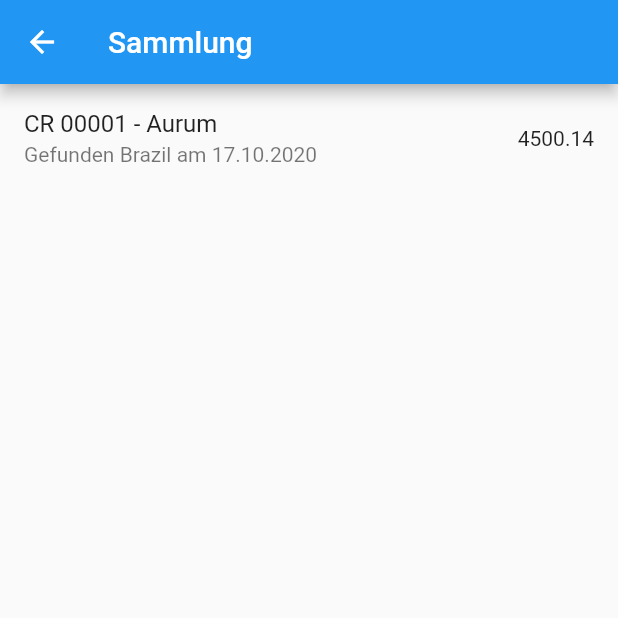
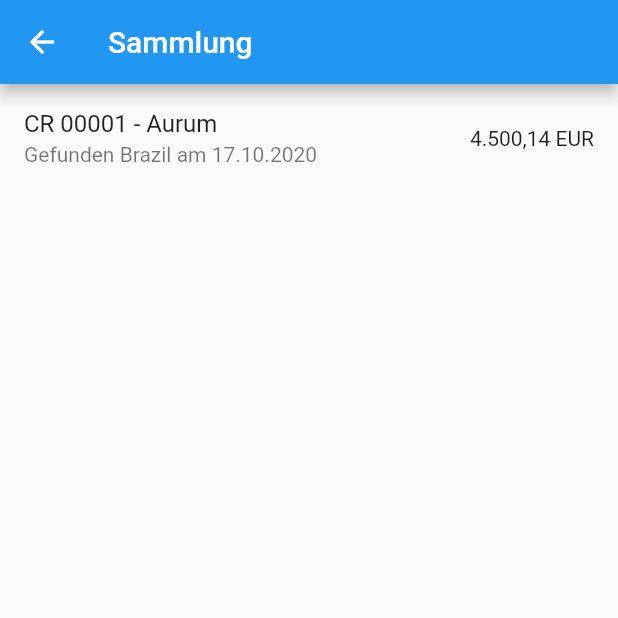
Before and after one commit to eloware/minerals_register, a Flutter app: the OverviewPage screen opened by its route, on a phone screen of 412 x 824 dp, the top half of it. Run offline on Flutter 3.47's test engine with Material 2 defaults, Android fonts, the phone set to English and light mode, and no system bars; generated files the repository leaves out were written again.

Commit message:
Changed format of value to currency

```diff
--- a/lib/pages/overview.dart
+++ b/lib/pages/overview.dart
@@ -11,6 +11,7 @@ class OverviewPage extends StatelessWidget {
   @override
   Widget build(BuildContext context) {
     var dateFormat = DateFormat('dd.MM.yyyy');
+    var currencyFormat = NumberFormat.currency(locale: 'de_DE');
 
     return Scaffold(
       appBar: AppBar(title: Text("Sammlung"),),
@@ -18,7 +19,7 @@ class OverviewPage extends StatelessWidget {
         children: this.samples.map((e) => ListTile(
           title: Text('${e.serial} - ${e.mineral}'),
           subtitle: Text('Gefunden ${e.location} am ${dateFormat.format(e.timeStamp)}'),
-          trailing: Text('${e.value}'),
+          trailing: Text('${currencyFormat.format(e.value)}'),
           onTap: ()=>Navigator.of(context).pushNamed(Routes.Details, arguments: e),
         )).toList(),
       ),
```
